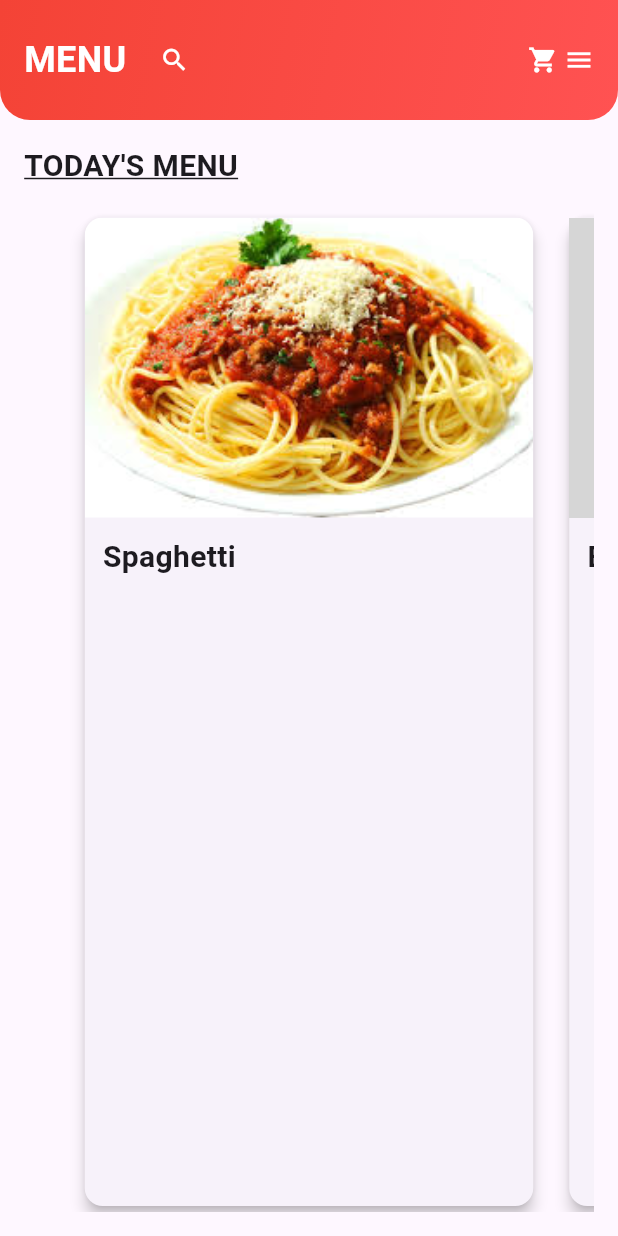
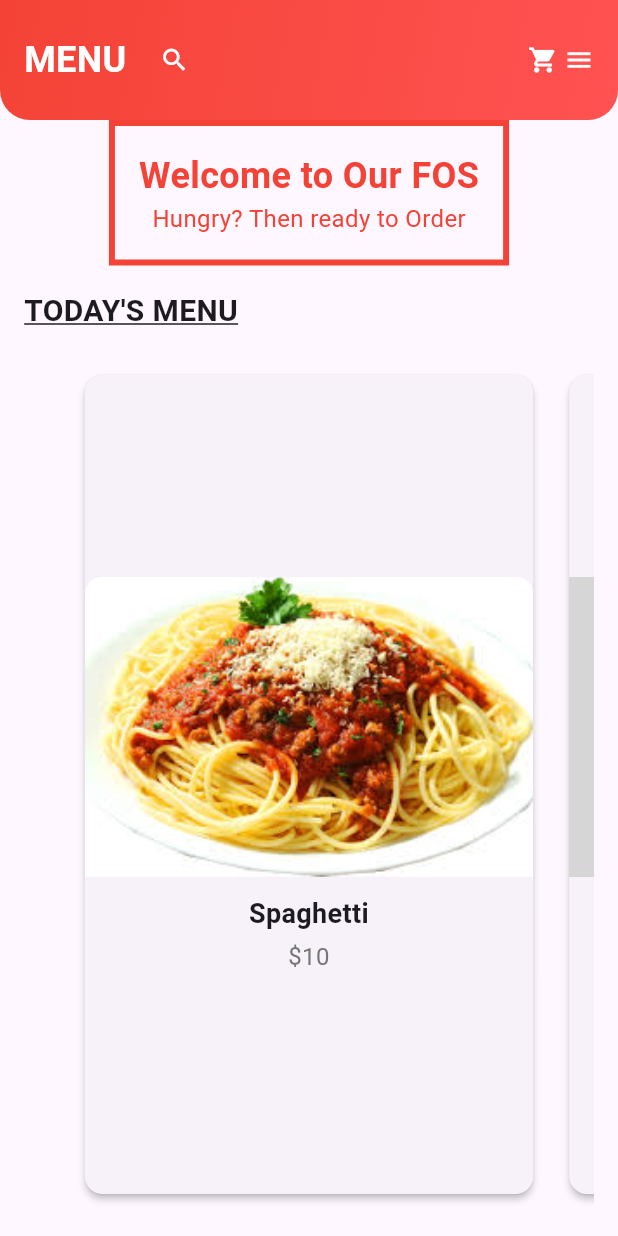
Before and after one commit to noriadler49/fe-mobile-flutter, a Flutter app: the screen it shows after launch, on a phone screen of 412 x 824 dp. Run offline on Flutter 3.47's test engine with Material 3 defaults, Android fonts, the phone set to English and light mode, and no system bars; grey boxes are pictures that could not be loaded.

Commit message:
changed main

```diff
--- a/lib/main.dart
+++ b/lib/main.dart
@@ -94,6 +94,25 @@ class _MyHomePageState extends State<MyHomePage> {
               ],
             ),
           ),
+                    // Welcome Box
+          Container(
+            padding: EdgeInsets.all(16.0),
+            decoration: BoxDecoration(
+              border: Border.all(color: Colors.red, width: 4),
+            ),
+            child: Column(
+              children: [
+                Text(
+                  'Welcome to Our FOS',
+                  style: TextStyle(fontSize: 24, fontWeight: FontWeight.bold, color: Colors.red),
+                ),
+                Text(
+                  'Hungry? Then ready to Order',
+                  style: TextStyle(fontSize: 16, color: Colors.red),
+                ),
+              ],
+            ),
+          ),
           // Food Section
           Expanded(
             child: Padding(
@@ -114,9 +133,9 @@ class _MyHomePageState extends State<MyHomePage> {
                     child: PageView(
                       controller: _pageController,
                       children: [
-                        _buildFoodItem(context, 'assets/spaghetti.png', 'Spaghetti'),
-                        _buildFoodItem(context, 'assets/burger.png', 'Burger'),
-                        _buildFoodItem(context, 'assets/pizza.png', 'Pizza'),
+                        _buildFoodItem(context, 'assets/spaghetti.png', 'Spaghetti', '10'),
+                        _buildFoodItem(context, 'assets/burger.png', 'Burger', '8'),
+                        _buildFoodItem(context, 'assets/pizza.png', 'Pizza', '12'),
                       ],
                     ),
                   ),
@@ -129,14 +148,14 @@ class _MyHomePageState extends State<MyHomePage> {
     );
   }
 
-  Widget _buildFoodItem(BuildContext context, String imagePath, String title) {
+  Widget _buildFoodItem(BuildContext context, String imagePath, String title, String price) {
     return Container(
-      margin: EdgeInsets.symmetric(horizontal: 8.0),
+      margin: EdgeInsets.symmetric(horizontal: 8.0, vertical: 8.0),
       child: Card(
-        elevation: 4,
+        elevation: 2,
         shape: RoundedRectangleBorder(borderRadius: BorderRadius.circular(12)),
         child: Column(
-          crossAxisAlignment: CrossAxisAlignment.start,
+          mainAxisAlignment: MainAxisAlignment.center,
           children: [
             ClipRRect(
               borderRadius: BorderRadius.vertical(top: Radius.circular(12)),
@@ -149,9 +168,21 @@ class _MyHomePageState extends State<MyHomePage> {
             ),
             Padding(
               padding: EdgeInsets.all(12.0),
-              child: Text(
-                title,
-                style: TextStyle(fontSize: 20, fontWeight: FontWeight.bold),
+              child: Column(
+                crossAxisAlignment: CrossAxisAlignment.center,
+                children: [
+                  Text(
+                    title,
+                    style: TextStyle(fontSize: 18, fontWeight: FontWeight.bold),
+                    textAlign: TextAlign.center,
+                  ),
+                  SizedBox(height: 4),
+                  Text(
+                    '\$$price',
+                    style: TextStyle(fontSize: 16, color: Colors.grey[600]),
+                    textAlign: TextAlign.center,
+                  ),
+                ],
               ),
             ),
           ],
```
